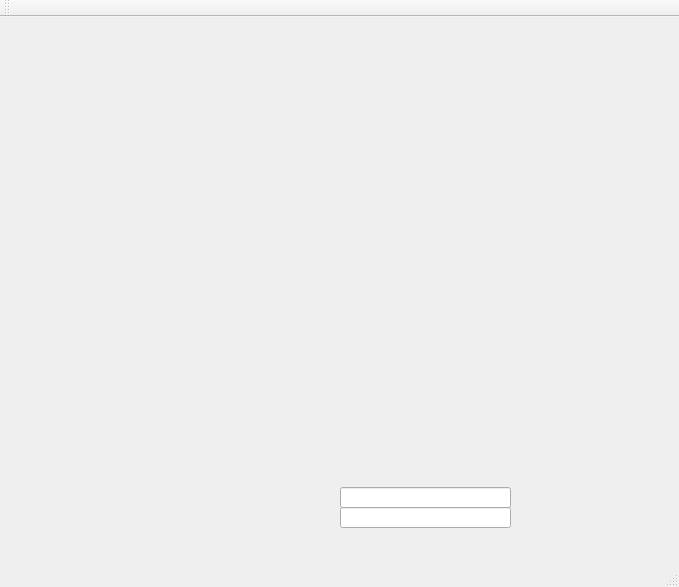
Qt form testvideowidget/mainwindow.ui (Etersoft/vargus-viewer) before a commit.
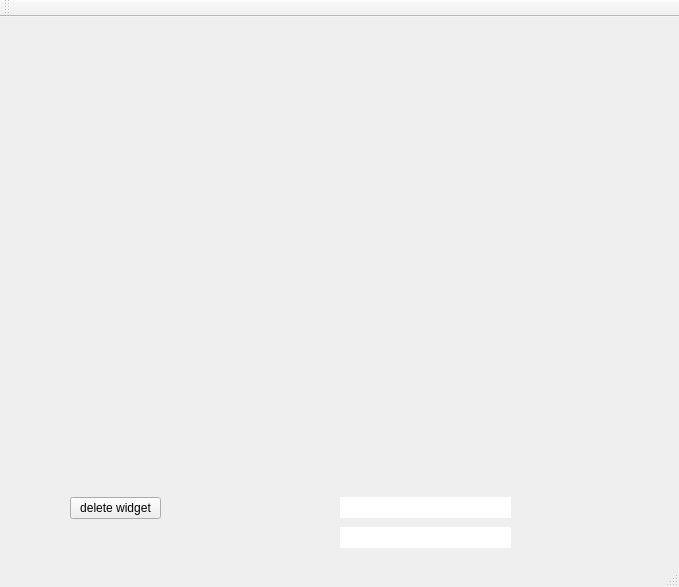
The same form after that commit. Custom widgets are drawn as their Qt base class.

Commit message: Add destructor and static destructor 4 video widget and test.

```diff
--- a/testvideowidget/mainwindow.ui
+++ b/testvideowidget/mainwindow.ui
@@ -17,31 +17,27 @@
    <widget class="QWidget" name="gridLayoutWidget">
     <property name="geometry">
      <rect>
-      <x>30</x>
+      <x>220</x>
       <y>20</y>
-      <width>291</width>
+      <width>111</width>
       <height>211</height>
      </rect>
     </property>
-    <layout class="QGridLayout" name="gridLayout"/>
-   </widget>
-   <widget class="QWidget" name="gridLayoutWidget_2">
-    <property name="geometry">
-     <rect>
-      <x>340</x>
-      <y>20</y>
-      <width>291</width>
-      <height>211</height>
-     </rect>
-    </property>
-    <layout class="QGridLayout" name="gridLayout_2"/>
+    <layout class="QGridLayout" name="gridLayout">
+     <property name="sizeConstraint">
+      <enum>QLayout::SetNoConstraint</enum>
+     </property>
+     <property name="spacing">
+      <number>0</number>
+     </property>
+    </layout>
    </widget>
    <widget class="QWidget" name="gridLayoutWidget_3">
     <property name="geometry">
      <rect>
-      <x>30</x>
-      <y>250</y>
-      <width>291</width>
+      <x>100</x>
+      <y>230</y>
+      <width>231</width>
       <height>211</height>
      </rect>
     </property>
@@ -50,32 +46,76 @@
    <widget class="QWidget" name="gridLayoutWidget_4">
     <property name="geometry">
      <rect>
-      <x>340</x>
-      <y>250</y>
-      <width>291</width>
+      <x>330</x>
+      <y>230</y>
+      <width>231</width>
       <height>211</height>
      </rect>
     </property>
-    <layout class="QGridLayout" name="gridLayout_4"/>
+    <layout class="QGridLayout" name="gridLayout_4">
+     <property name="sizeConstraint">
+      <enum>QLayout::SetNoConstraint</enum>
+     </property>
+     <property name="spacing">
+      <number>0</number>
+     </property>
+    </layout>
    </widget>
    <widget class="DragTextEdit" name="lineEdit">
     <property name="geometry">
      <rect>
       <x>340</x>
-      <y>470</y>
+      <y>480</y>
       <width>171</width>
       <height>21</height>
      </rect>
     </property>
+    <property name="frame">
+     <bool>false</bool>
+    </property>
    </widget>
    <widget class="DragTextEdit" name="lineEdit_2">
     <property name="geometry">
      <rect>
       <x>340</x>
-      <y>490</y>
+      <y>510</y>
       <width>171</width>
       <height>21</height>
      </rect>
+    </property>
+    <property name="frame">
+     <bool>false</bool>
+    </property>
+   </widget>
+   <widget class="QWidget" name="gridLayoutWidget_2">
+    <property name="geometry">
+     <rect>
+      <x>330</x>
+      <y>20</y>
+      <width>111</width>
+      <height>211</height>
+     </rect>
+    </property>
+    <layout class="QGridLayout" name="gridLayout_2">
+     <property name="sizeConstraint">
+      <enum>QLayout::SetNoConstraint</enum>
+     </property>
+     <property name="spacing">
+      <number>0</number>
+     </property>
+    </layout>
+   </widget>
+   <widget class="QPushButton" name="pushButton">
+    <property name="geometry">
+     <rect>
+      <x>70</x>
+      <y>480</y>
+      <width>91</width>
+      <height>22</height>
+     </rect>
+    </property>
+    <property name="text">
+     <string>delete widget</string>
     </property>
    </widget>
   </widget>
```
The commit also changes 4 other files.
